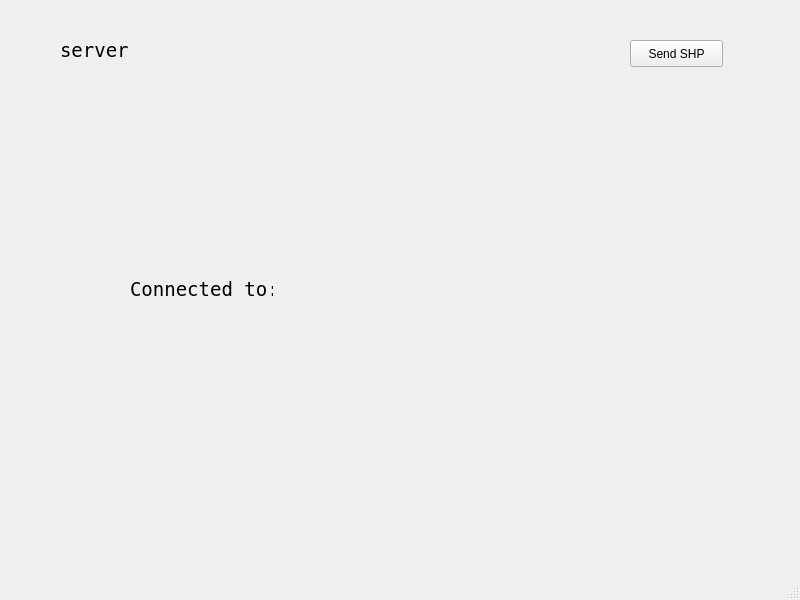
This is SpatialAnalyserServer/src/client/gui/client_main.ui in BartlomiejGrabowski/SpatialAnalyserServer as Qt 5 draws it before an edit. The edited form follows.
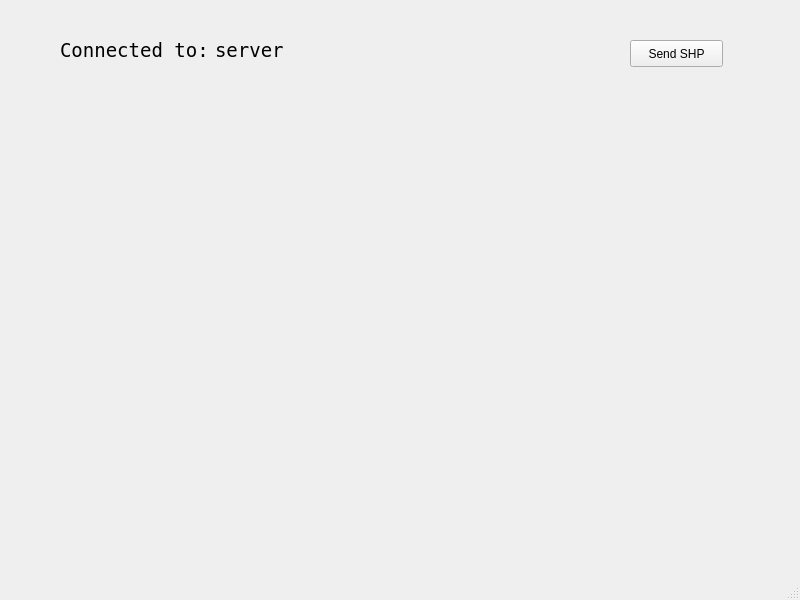
This is the edited form.

What changed in the file:
```diff
--- a/SpatialAnalyserServer/src/client/gui/client_main.ui
+++ b/SpatialAnalyserServer/src/client/gui/client_main.ui
@@ -27,25 +27,6 @@
      <string>Send SHP</string>
     </property>
    </widget>
-   <widget class="QLabel" name="label">
-    <property name="geometry">
-     <rect>
-      <x>130</x>
-      <y>260</y>
-      <width>143</width>
-      <height>59</height>
-     </rect>
-    </property>
-    <property name="font">
-     <font>
-      <family>Andale Mono</family>
-      <pointsize>14</pointsize>
-     </font>
-    </property>
-    <property name="text">
-     <string>Connected to:</string>
-    </property>
-   </widget>
    <widget class="QWidget" name="">
     <property name="geometry">
      <rect>
@@ -56,6 +37,19 @@
      </rect>
     </property>
     <layout class="QHBoxLayout" name="horizontalLayout">
+     <item>
+      <widget class="QLabel" name="label">
+       <property name="font">
+        <font>
+         <family>Andale Mono</family>
+         <pointsize>14</pointsize>
+        </font>
+       </property>
+       <property name="text">
+        <string>Connected to:</string>
+       </property>
+      </widget>
+     </item>
      <item>
       <widget class="QLabel" name="label_server">
        <property name="font">
```
Left out of the diff: 4 changed lines with no effect on the pictures.
